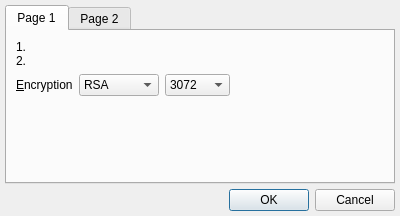
First picture: the form in branches/trunk/UI/forwardsecrecyalgorithmsselection.ui, repository textbrowser/spot-on, before the edit.
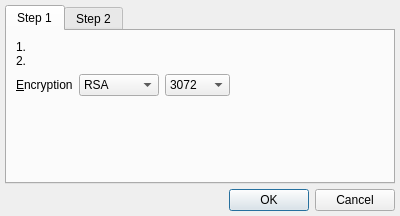
Second picture: the form after the edit. Icons and pictures are not drawn.

Patch:
```diff
--- a/branches/trunk/UI/forwardsecrecyalgorithmsselection.ui
+++ b/branches/trunk/UI/forwardsecrecyalgorithmsselection.ui
@@ -28,7 +28,7 @@
      </property>
      <widget class="QWidget" name="tab_1">
       <attribute name="title">
-       <string>Page 1</string>
+       <string>Step 1</string>
       </attribute>
       <layout class="QVBoxLayout" name="verticalLayout_3">
        <item>
@@ -151,7 +151,7 @@
      </widget>
      <widget class="QWidget" name="tab_2">
       <attribute name="title">
-       <string>Page 2</string>
+       <string>Step 2</string>
       </attribute>
       <layout class="QVBoxLayout" name="verticalLayout_2">
        <item>
```
